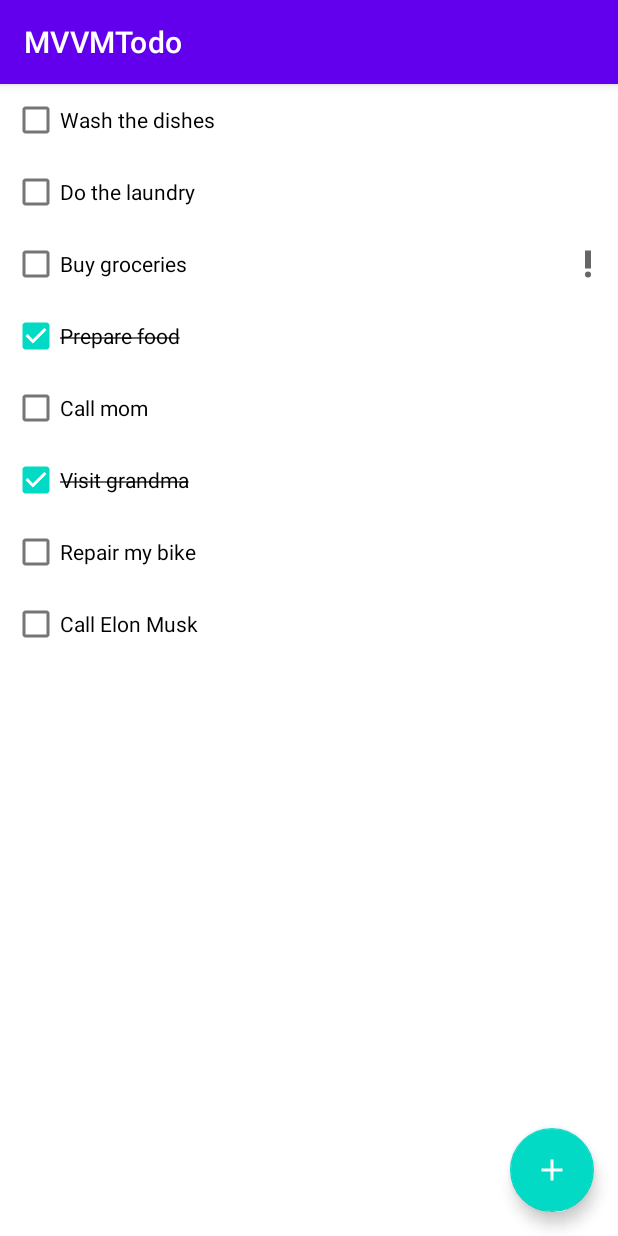
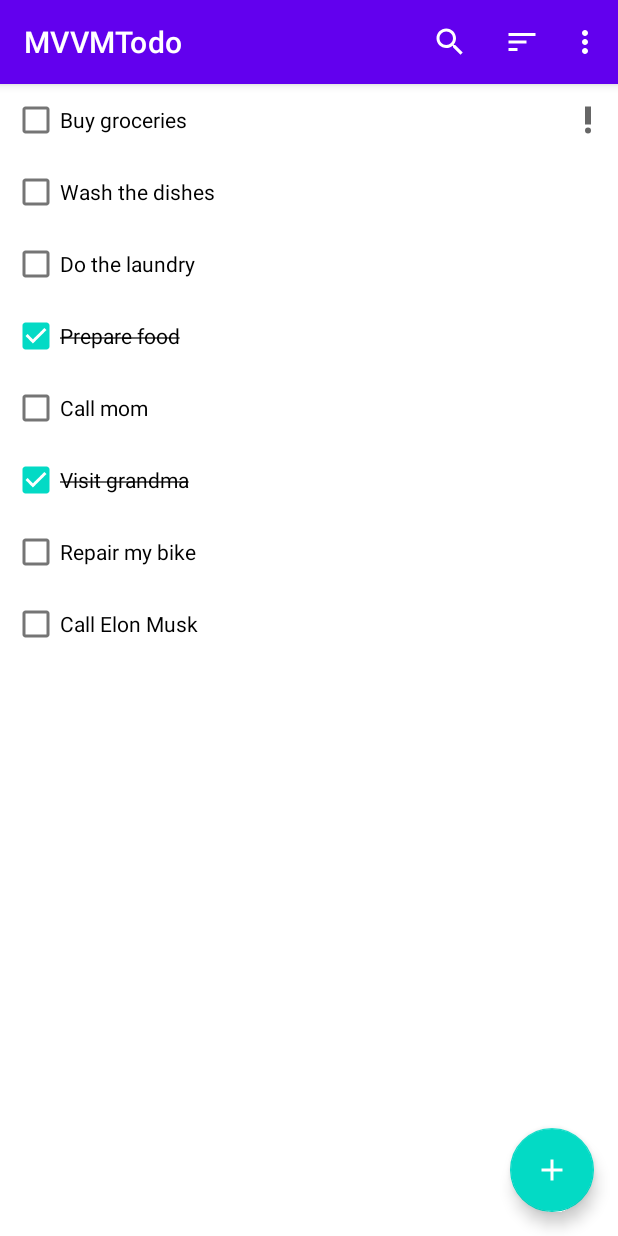
Before and after one commit to InColumi/LearnKotlin, an Android app: the screen it shows after launch (MainActivity), on a phone screen of 412 x 824 dp. Run offline under Robolectric (Android 15) with nearby library versions, the phone set to English and light mode, and no system bars; our stand-ins replace Dagger/Hilt's generated code, Room's generated code; libraries missing offline, so code that uses them is left out: androidx.hilt.lifecycle.

Commit message:
Added search room

```diff
--- a/Restful App/app/src/main/java/com/codinginflow/mvvmtodo/data/TaskDao.kt
+++ b/Restful App/app/src/main/java/com/codinginflow/mvvmtodo/data/TaskDao.kt
@@ -6,8 +6,8 @@ import kotlinx.coroutines.flow.Flow
 @Dao
 interface TaskDao {
 
-    @Query("SELECT * FROM task_table")
-    fun getTasks(): Flow<List<Task>>
+    @Query("SELECT * FROM task_table WHERE name LIKE '%' || :searchQuery || '%' ORDER BY important DESC")
+    fun getTasks(searchQuery: String): Flow<List<Task>>
 
     @Insert(onConflict = OnConflictStrategy.REPLACE)
     suspend fun insert(task: Task)
--- a/Restful App/app/src/main/java/com/codinginflow/mvvmtodo/ui/tasks/TasksFragment.kt
+++ b/Restful App/app/src/main/java/com/codinginflow/mvvmtodo/ui/tasks/TasksFragment.kt
@@ -1,12 +1,17 @@
 package com.codinginflow.mvvmtodo.ui.tasks
 
 import android.os.Bundle
+import android.view.Menu
+import android.view.MenuInflater
+import android.view.MenuItem
 import android.view.View
+import androidx.appcompat.widget.SearchView
 import androidx.fragment.app.Fragment
 import androidx.fragment.app.viewModels
 import androidx.recyclerview.widget.LinearLayoutManager
 import com.codinginflow.mvvmtodo.R
 import com.codinginflow.mvvmtodo.databinding.FragmentTasksBinding
+import com.codinginflow.mvvmtodo.util.onQueryTextChanged
 import dagger.hilt.android.AndroidEntryPoint
 
 @AndroidEntryPoint
@@ -32,5 +37,41 @@ class TasksFragment : Fragment(R.layout.fragment_tasks) {
         viewModel.tasks.observe(viewLifecycleOwner) {
             taskAdapter.submitList(it)
         }
+
+        setHasOptionsMenu(true)
+    }
+
+    override fun onCreateOptionsMenu(menu: Menu, inflater: MenuInflater) {
+        inflater.inflate(R.menu.menu_fragment_tasks, menu)
+
+        val searchItem = menu.findItem(R.id.action_search)
+        val searchView = searchItem.actionView as SearchView
+
+        searchView.onQueryTextChanged {
+            viewModel.searchQuery.value = it
+        }
+    }
+
+    override fun onOptionsItemSelected(item: MenuItem): Boolean {
+        return when(item.itemId) {
+            R.id.action_sort_by_name -> {
+
+                true
+            }
+            R.id.action_sort_by_date_created -> {
+
+                true
+            }
+            R.id.action_hide_completed_tasks -> {
+                item.isChecked = !item.isChecked
+
+                true
+            }
+            R.id.action_delete_all_completed_tasks -> {
+
+                true
+            }
+            else -> super.onOptionsItemSelected(item)
+        }
     }
 }
--- a/Restful App/app/src/main/java/com/codinginflow/mvvmtodo/ui/tasks/TasksViewModel.kt
+++ b/Restful App/app/src/main/java/com/codinginflow/mvvmtodo/ui/tasks/TasksViewModel.kt
@@ -4,10 +4,18 @@ import androidx.hilt.lifecycle.ViewModelInject
 import androidx.lifecycle.ViewModel
 import androidx.lifecycle.asLiveData
 import com.codinginflow.mvvmtodo.data.TaskDao
+import kotlinx.coroutines.flow.MutableStateFlow
+import kotlinx.coroutines.flow.flatMapLatest
 
 class TasksViewModel @ViewModelInject constructor(
     private val taskDao: TaskDao
 ) : ViewModel() {
 
-    val tasks = taskDao.getTasks().asLiveData()
+    val searchQuery = MutableStateFlow("")
+
+    private val tasksFlow = searchQuery.flatMapLatest {
+        taskDao.getTasks(it)
+    }
+
+    val tasks = tasksFlow.asLiveData()
 }
--- /dev/null
+++ b/Restful App/app/src/main/java/com/codinginflow/mvvmtodo/util/ViewExt.kt
@@ -0,0 +1,16 @@
+package com.codinginflow.mvvmtodo.util
+
+import androidx.appcompat.widget.SearchView
+
+inline fun SearchView.onQueryTextChanged(crossinline listener: (String) -> Unit) {
+    this.setOnQueryTextListener(object : SearchView.OnQueryTextListener {
+        override fun onQueryTextSubmit(query: String?): Boolean {
+            return true
+        }
+
+        override fun onQueryTextChange(newText: String?): Boolean {
+            listener(newText.orEmpty())
+            return true
+        }
+    })
+}
--- /dev/null
+++ b/Restful App/app/src/main/res/menu/menu_fragment_tasks.xml
@@ -0,0 +1,42 @@
+<?xml version="1.0" encoding="utf-8"?>
+<menu xmlns:android="http://schemas.android.com/apk/res/android"
+    xmlns:app="http://schemas.android.com/apk/res-auto">
+
+    <item
+        android:id="@+id/action_search"
+        android:icon="@drawable/ic_search"
+        android:title="Search"
+        app:actionViewClass="androidx.appcompat.widget.SearchView"
+        app:showAsAction="always|collapseActionView" />
+
+    <item
+        android:icon="@drawable/ic_sort"
+        android:title="Sort"
+        app:showAsAction="always">
+
+        <menu>
+
+            <item
+                android:id="@+id/action_sort_by_name"
+                android:title="Sort by name" />
+
+            <item
+                android:id="@+id/action_sort_by_date_created"
+                android:title="Sort by date created" />
+
+        </menu>
+
+    </item>
+
+    <item
+        android:id="@+id/action_hide_completed_tasks"
+        android:checkable="true"
+        android:title="Hide completed"
+        app:showAsAction="never" />
+
+    <item
+        android:id="@+id/action_delete_all_completed_tasks"
+        android:title="Delete all completed"
+        app:showAsAction="never" />
+
+</menu>
```
